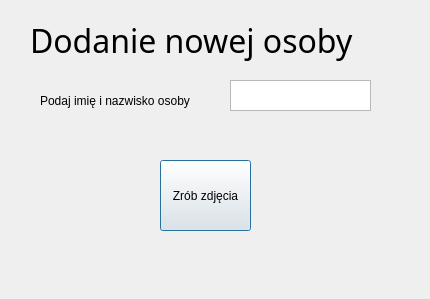
Before: the Qt Designer form Projekt PT/Recognizing faces/add_person.ui in mlambarski/Podstawy-Teleinformatyki-projekt, drawn with Qt 5.
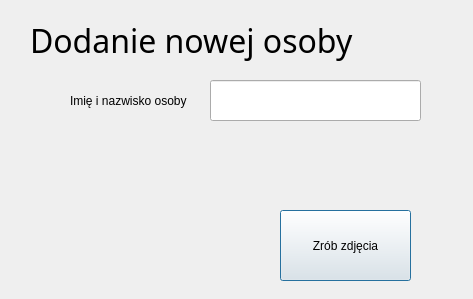
After: the same form once the commit is applied.

Diff of the .ui file:
```diff
--- a/Projekt PT/Recognizing faces/add_person.ui
+++ b/Projekt PT/Recognizing faces/add_person.ui
@@ -6,7 +6,7 @@
    <rect>
     <x>0</x>
     <y>0</y>
-    <width>430</width>
+    <width>473</width>
     <height>299</height>
    </rect>
   </property>
@@ -33,22 +33,12 @@
     <string>Dodanie nowej osoby</string>
    </property>
   </widget>
-  <widget class="QPlainTextEdit" name="plainTextEdit_nrame">
-   <property name="geometry">
-    <rect>
-     <x>230</x>
-     <y>80</y>
-     <width>141</width>
-     <height>31</height>
-    </rect>
-   </property>
-  </widget>
   <widget class="QPushButton" name="pushButton_doPhotos">
    <property name="geometry">
     <rect>
-     <x>160</x>
-     <y>160</y>
-     <width>91</width>
+     <x>280</x>
+     <y>210</y>
+     <width>131</width>
      <height>71</height>
     </rect>
    </property>
@@ -59,14 +49,910 @@
   <widget class="QLabel" name="label_4">
    <property name="geometry">
     <rect>
-     <x>40</x>
+     <x>70</x>
      <y>80</y>
      <width>171</width>
      <height>41</height>
     </rect>
    </property>
    <property name="text">
-    <string>Podaj imię i nazwisko osoby</string>
+    <string>Imię i nazwisko osoby</string>
+   </property>
+  </widget>
+  <widget class="QLineEdit" name="lineEdit_name">
+   <property name="geometry">
+    <rect>
+     <x>210</x>
+     <y>80</y>
+     <width>211</width>
+     <height>41</height>
+    </rect>
+   </property>
+  </widget>
+  <widget class="QLabel" name="label_to_show">
+   <property name="enabled">
+    <bool>true</bool>
+   </property>
+   <property name="geometry">
+    <rect>
+     <x>210</x>
+     <y>120</y>
+     <width>221</width>
+     <height>21</height>
+    </rect>
+   </property>
+   <property name="palette">
+    <palette>
+     <active>
+      <colorrole role="WindowText">
+       <brush brushstyle="SolidPattern">
+        <color alpha="255">
+         <red>0</red>
+         <green>0</green>
+         <blue>0</blue>
+        </color>
+       </brush>
+      </colorrole>
+      <colorrole role="Button">
+       <brush brushstyle="SolidPattern">
+        <color alpha="255">
+         <red>255</red>
+         <green>0</green>
+         <blue>0</blue>
+        </color>
+       </brush>
+      </colorrole>
+      <colorrole role="Light">
+       <brush brushstyle="SolidPattern">
+        <color alpha="255">
+         <red>255</red>
+         <green>127</green>
+         <blue>127</blue>
+        </color>
+       </brush>
+      </colorrole>
+      <colorrole role="Midlight">
+       <brush brushstyle="SolidPattern">
+        <color alpha="255">
+         <red>255</red>
+         <green>63</green>
+         <blue>63</blue>
+        </color>
+       </brush>
+      </colorrole>
+      <colorrole role="Dark">
+       <brush brushstyle="SolidPattern">
+        <color alpha="255">
+         <red>127</red>
+         <green>0</green>
+         <blue>0</blue>
+        </color>
+       </brush>
+      </colorrole>
+      <colorrole role="Mid">
+       <brush brushstyle="SolidPattern">
+        <color alpha="255">
+         <red>170</red>
+         <green>0</green>
+         <blue>0</blue>
+        </color>
+       </brush>
+      </colorrole>
+      <colorrole role="Text">
+       <brush brushstyle="SolidPattern">
+        <color alpha="255">
+         <red>0</red>
+         <green>0</green>
+         <blue>0</blue>
+        </color>
+       </brush>
+      </colorrole>
+      <colorrole role="BrightText">
+       <brush brushstyle="SolidPattern">
+        <color alpha="255">
+         <red>255</red>
+         <green>255</green>
+         <blue>255</blue>
+        </color>
+       </brush>
+      </colorrole>
+      <colorrole role="ButtonText">
+       <brush brushstyle="SolidPattern">
+        <color alpha="255">
+         <red>0</red>
+         <green>0</green>
+         <blue>0</blue>
+        </color>
+       </brush>
+      </colorrole>
+      <colorrole role="Base">
+       <brush brushstyle="SolidPattern">
+        <color alpha="255">
+         <red>255</red>
+         <green>255</green>
+         <blue>255</blue>
+        </color>
+       </brush>
+      </colorrole>
+      <colorrole role="Window">
+       <brush brushstyle="SolidPattern">
+        <color alpha="255">
+         <red>255</red>
+         <green>0</green>
+         <blue>0</blue>
+        </color>
+       </brush>
+      </colorrole>
+      <colorrole role="Shadow">
+       <brush brushstyle="SolidPattern">
+        <color alpha="255">
+         <red>0</red>
+         <green>0</green>
+         <blue>0</blue>
+        </color>
+       </brush>
+      </colorrole>
+      <colorrole role="AlternateBase">
+       <brush brushstyle="SolidPattern">
+        <color alpha="255">
+         <red>255</red>
+         <green>127</green>
+         <blue>127</blue>
+        </color>
+       </brush>
+      </colorrole>
+      <colorrole role="ToolTipBase">
+       <brush brushstyle="SolidPattern">
+        <color alpha="255">
+         <red>255</red>
+         <green>255</green>
+         <blue>220</blue>
+        </color>
+       </brush>
+      </colorrole>
+      <colorrole role="ToolTipText">
+       <brush brushstyle="SolidPattern">
+        <color alpha="255">
+         <red>0</red>
+         <green>0</green>
+         <blue>0</blue>
+        </color>
+       </brush>
+      </colorrole>
+     </active>
+     <inactive>
+      <colorrole role="WindowText">
+       <brush brushstyle="SolidPattern">
+        <color alpha="255">
+         <red>0</red>
+         <green>0</green>
+         <blue>0</blue>
+        </color>
+       </brush>
+      </colorrole>
+      <colorrole role="Button">
+       <brush brushstyle="SolidPattern">
+        <color alpha="255">
+         <red>255</red>
+         <green>0</green>
+         <blue>0</blue>
+        </color>
+       </brush>
+      </colorrole>
+      <colorrole role="Light">
+       <brush brushstyle="SolidPattern">
+        <color alpha="255">
+         <red>255</red>
+         <green>127</green>
+         <blue>127</blue>
+        </color>
+       </brush>
+      </colorrole>
+      <colorrole role="Midlight">
+       <brush brushstyle="SolidPattern">
+        <color alpha="255">
+         <red>255</red>
+         <green>63</green>
+         <blue>63</blue>
+        </color>
+       </brush>
+      </colorrole>
+      <colorrole role="Dark">
+       <brush brushstyle="SolidPattern">
+        <color alpha="255">
+         <red>127</red>
+         <green>0</green>
+         <blue>0</blue>
+        </color>
+       </brush>
+      </colorrole>
+      <colorrole role="Mid">
+       <brush brushstyle="SolidPattern">
+        <color alpha="255">
+         <red>170</red>
+         <green>0</green>
+         <blue>0</blue>
+        </color>
+       </brush>
+      </colorrole>
+      <colorrole role="Text">
+       <brush brushstyle="SolidPattern">
+        <color alpha="255">
+         <red>0</red>
+         <green>0</green>
+         <blue>0</blue>
+        </color>
+       </brush>
+      </colorrole>
+      <colorrole role="BrightText">
+       <brush brushstyle="SolidPattern">
+        <color alpha="255">
+         <red>255</red>
+         <green>255</green>
+         <blue>255</blue>
+        </color>
+       </brush>
+      </colorrole>
+      <colorrole role="ButtonText">
+       <brush brushstyle="SolidPattern">
+        <color alpha="255">
+         <red>0</red>
+         <green>0</green>
+         <blue>0</blue>
+        </color>
+       </brush>
+      </colorrole>
+      <colorrole role="Base">
+       <brush brushstyle="SolidPattern">
+        <color alpha="255">
+         <red>255</red>
+         <green>255</green>
+         <blue>255</blue>
+        </color>
+       </brush>
+      </colorrole>
+      <colorrole role="Window">
+       <brush brushstyle="SolidPattern">
+        <color alpha="255">
+         <red>255</red>
+         <green>0</green>
+         <blue>0</blue>
+        </color>
+       </brush>
+      </colorrole>
+      <colorrole role="Shadow">
+       <brush brushstyle="SolidPattern">
+        <color alpha="255">
+         <red>0</red>
+         <green>0</green>
+         <blue>0</blue>
+        </color>
+       </brush>
+      </colorrole>
+      <colorrole role="AlternateBase">
+       <brush brushstyle="SolidPattern">
+        <color alpha="255">
+         <red>255</red>
+         <green>127</green>
+         <blue>127</blue>
+        </color>
+       </brush>
+      </colorrole>
+      <colorrole role="ToolTipBase">
+       <brush brushstyle="SolidPattern">
+        <color alpha="255">
+         <red>255</red>
+         <green>255</green>
+         <blue>220</blue>
+        </color>
+       </brush>
+      </colorrole>
+      <colorrole role="ToolTipText">
+       <brush brushstyle="SolidPattern">
+        <color alpha="255">
+         <red>0</red>
+         <green>0</green>
+         <blue>0</blue>
+        </color>
+       </brush>
+      </colorrole>
+     </inactive>
+     <disabled>
+      <colorrole role="WindowText">
+       <brush brushstyle="SolidPattern">
+        <color alpha="255">
+         <red>127</red>
+         <green>0</green>
+         <blue>0</blue>
+        </color>
+       </brush>
+      </colorrole>
+      <colorrole role="Button">
+       <brush brushstyle="SolidPattern">
+        <color alpha="255">
+         <red>255</red>
+         <green>0</green>
+         <blue>0</blue>
+        </color>
+       </brush>
+      </colorrole>
+      <colorrole role="Light">
+       <brush brushstyle="SolidPattern">
+        <color alpha="255">
+         <red>255</red>
+         <green>127</green>
+         <blue>127</blue>
+        </color>
+       </brush>
+      </colorrole>
+      <colorrole role="Midlight">
+       <brush brushstyle="SolidPattern">
+        <color alpha="255">
+         <red>255</red>
+         <green>63</green>
+         <blue>63</blue>
+        </color>
+       </brush>
+      </colorrole>
+      <colorrole role="Dark">
+       <brush brushstyle="SolidPattern">
+        <color alpha="255">
+         <red>127</red>
+         <green>0</green>
+         <blue>0</blue>
+        </color>
+       </brush>
+      </colorrole>
+      <colorrole role="Mid">
+       <brush brushstyle="SolidPattern">
+        <color alpha="255">
+         <red>170</red>
+         <green>0</green>
+         <blue>0</blue>
+        </color>
+       </brush>
+      </colorrole>
+      <colorrole role="Text">
+       <brush brushstyle="SolidPattern">
+        <color alpha="255">
+         <red>127</red>
+         <green>0</green>
+         <blue>0</blue>
+        </color>
+       </brush>
+      </colorrole>
+      <colorrole role="BrightText">
+       <brush brushstyle="SolidPattern">
+        <color alpha="255">
+         <red>255</red>
+         <green>255</green>
+         <blue>255</blue>
+        </color>
+       </brush>
+      </colorrole>
+      <colorrole role="ButtonText">
+       <brush brushstyle="SolidPattern">
+        <color alpha="255">
+         <red>127</red>
+         <green>0</green>
+         <blue>0</blue>
+        </color>
+       </brush>
+      </colorrole>
+      <colorrole role="Base">
+       <brush brushstyle="SolidPattern">
+        <color alpha="255">
+         <red>255</red>
+         <green>0</green>
+         <blue>0</blue>
+        </color>
+       </brush>
+      </colorrole>
+      <colorrole role="Window">
+       <brush brushstyle="SolidPattern">
+        <color alpha="255">
+         <red>255</red>
+         <green>0</green>
+         <blue>0</blue>
+        </color>
+       </brush>
+      </colorrole>
+      <colorrole role="Shadow">
+       <brush brushstyle="SolidPattern">
+        <color alpha="255">
+         <red>0</red>
+         <green>0</green>
+         <blue>0</blue>
+        </color>
+       </brush>
+      </colorrole>
+      <colorrole role="AlternateBase">
+       <brush brushstyle="SolidPattern">
+        <color alpha="255">
+         <red>255</red>
+         <green>0</green>
+         <blue>0</blue>
+        </color>
+       </brush>
+      </colorrole>
+      <colorrole role="ToolTipBase">
+       <brush brushstyle="SolidPattern">
+        <color alpha="255">
+         <red>255</red>
+         <green>255</green>
+         <blue>220</blue>
+        </color>
+       </brush>
+      </colorrole>
+      <colorrole role="ToolTipText">
+       <brush brushstyle="SolidPattern">
+        <color alpha="255">
+         <red>0</red>
+         <green>0</green>
+         <blue>0</blue>
+        </color>
+       </brush>
+      </colorrole>
+     </disabled>
+    </palette>
+   </property>
+   <property name="mouseTracking">
+    <bool>false</bool>
+   </property>
+   <property name="toolTip">
+    <string>&lt;html&gt;&lt;head/&gt;&lt;body&gt;&lt;p&gt;&lt;span style=&quot; color:#ff0000;&quot;&gt;sdfghfds&lt;/span&gt;&lt;/p&gt;&lt;/body&gt;&lt;/html&gt;</string>
+   </property>
+   <property name="text">
+    <string/>
+   </property>
+   <property name="scaledContents">
+    <bool>false</bool>
+   </property>
+   <property name="wordWrap">
+    <bool>false</bool>
+   </property>
+  </widget>
+  <widget class="QLabel" name="label_kamera_busy">
+   <property name="enabled">
+    <bool>true</bool>
+   </property>
+   <property name="geometry">
+    <rect>
+     <x>30</x>
+     <y>220</y>
+     <width>231</width>
+     <height>61</height>
+    </rect>
+   </property>
+   <property name="palette">
+    <palette>
+     <active>
+      <colorrole role="WindowText">
+       <brush brushstyle="SolidPattern">
+        <color alpha="255">
+         <red>0</red>
+         <green>0</green>
+         <blue>0</blue>
+        </color>
+       </brush>
+      </colorrole>
+      <colorrole role="Button">
+       <brush brushstyle="SolidPattern">
+        <color alpha="255">
+         <red>255</red>
+         <green>0</green>
+         <blue>0</blue>
+        </color>
+       </brush>
+      </colorrole>
+      <colorrole role="Light">
+       <brush brushstyle="SolidPattern">
+        <color alpha="255">
+         <red>255</red>
+         <green>127</green>
+         <blue>127</blue>
+        </color>
+       </brush>
+      </colorrole>
+      <colorrole role="Midlight">
+       <brush brushstyle="SolidPattern">
+        <color alpha="255">
+         <red>255</red>
+         <green>63</green>
+         <blue>63</blue>
+        </color>
+       </brush>
+      </colorrole>
+      <colorrole role="Dark">
+       <brush brushstyle="SolidPattern">
+        <color alpha="255">
+         <red>127</red>
+         <green>0</green>
+         <blue>0</blue>
+        </color>
+       </brush>
+      </colorrole>
+      <colorrole role="Mid">
+       <brush brushstyle="SolidPattern">
+        <color alpha="255">
+         <red>170</red>
+         <green>0</green>
+         <blue>0</blue>
+        </color>
+       </brush>
+      </colorrole>
+      <colorrole role="Text">
+       <brush brushstyle="SolidPattern">
+        <color alpha="255">
+         <red>0</red>
+         <green>0</green>
+         <blue>0</blue>
+        </color>
+       </brush>
+      </colorrole>
+      <colorrole role="BrightText">
+       <brush brushstyle="SolidPattern">
+        <color alpha="255">
+         <red>255</red>
+         <green>255</green>
+         <blue>255</blue>
+        </color>
+       </brush>
+      </colorrole>
+      <colorrole role="ButtonText">
+       <brush brushstyle="SolidPattern">
+        <color alpha="255">
+         <red>0</red>
+         <green>0</green>
+         <blue>0</blue>
+        </color>
+       </brush>
+      </colorrole>
+      <colorrole role="Base">
+       <brush brushstyle="SolidPattern">
+        <color alpha="255">
+         <red>255</red>
+         <green>255</green>
+         <blue>255</blue>
+        </color>
+       </brush>
+      </colorrole>
+      <colorrole role="Window">
+       <brush brushstyle="SolidPattern">
+        <color alpha="255">
+         <red>255</red>
+         <green>0</green>
+         <blue>0</blue>
+        </color>
+       </brush>
+      </colorrole>
+      <colorrole role="Shadow">
+       <brush brushstyle="SolidPattern">
+        <color alpha="255">
+         <red>0</red>
+         <green>0</green>
+         <blue>0</blue>
+        </color>
+       </brush>
+      </colorrole>
+      <colorrole role="AlternateBase">
+       <brush brushstyle="SolidPattern">
+        <color alpha="255">
+         <red>255</red>
+         <green>127</green>
+         <blue>127</blue>
+        </color>
+       </brush>
+      </colorrole>
+      <colorrole role="ToolTipBase">
+       <brush brushstyle="SolidPattern">
+        <color alpha="255">
+         <red>255</red>
+         <green>255</green>
+         <blue>220</blue>
+        </color>
+       </brush>
+      </colorrole>
+      <colorrole role="ToolTipText">
+       <brush brushstyle="SolidPattern">
+        <color alpha="255">
+         <red>0</red>
+         <green>0</green>
+         <blue>0</blue>
+        </color>
+       </brush>
+      </colorrole>
+     </active>
+     <inactive>
+      <colorrole role="WindowText">
+       <brush brushstyle="SolidPattern">
+        <color alpha="255">
+         <red>0</red>
+         <green>0</green>
+         <blue>0</blue>
+        </color>
+       </brush>
+      </colorrole>
+      <colorrole role="Button">
+       <brush brushstyle="SolidPattern">
+        <color alpha="255">
+         <red>255</red>
+         <green>0</green>
+         <blue>0</blue>
+        </color>
+       </brush>
+      </colorrole>
+      <colorrole role="Light">
+       <brush brushstyle="SolidPattern">
+        <color alpha="255">
+         <red>255</red>
+         <green>127</green>
+         <blue>127</blue>
+        </color>
+       </brush>
+      </colorrole>
+      <colorrole role="Midlight">
+       <brush brushstyle="SolidPattern">
+        <color alpha="255">
+         <red>255</red>
+         <green>63</green>
+         <blue>63</blue>
+        </color>
+       </brush>
+      </colorrole>
+      <colorrole role="Dark">
+       <brush brushstyle="SolidPattern">
+        <color alpha="255">
+         <red>127</red>
+         <green>0</green>
+         <blue>0</blue>
+        </color>
+       </brush>
+      </colorrole>
+      <colorrole role="Mid">
+       <brush brushstyle="SolidPattern">
+        <color alpha="255">
+         <red>170</red>
+         <green>0</green>
+         <blue>0</blue>
+        </color>
+       </brush>
+      </colorrole>
+      <colorrole role="Text">
+       <brush brushstyle="SolidPattern">
+        <color alpha="255">
+         <red>0</red>
+         <green>0</green>
+         <blue>0</blue>
+        </color>
+       </brush>
+      </colorrole>
+      <colorrole role="BrightText">
+       <brush brushstyle="SolidPattern">
+        <color alpha="255">
+         <red>255</red>
+         <green>255</green>
+         <blue>255</blue>
+        </color>
+       </brush>
+      </colorrole>
+      <colorrole role="ButtonText">
+       <brush brushstyle="SolidPattern">
+        <color alpha="255">
+         <red>0</red>
+         <green>0</green>
+         <blue>0</blue>
+        </color>
+       </brush>
+      </colorrole>
+      <colorrole role="Base">
+       <brush brushstyle="SolidPattern">
+        <color alpha="255">
+         <red>255</red>
+         <green>255</green>
+         <blue>255</blue>
+        </color>
+       </brush>
+      </colorrole>
+      <colorrole role="Window">
+       <brush brushstyle="SolidPattern">
+        <color alpha="255">
+         <red>255</red>
+         <green>0</green>
+         <blue>0</blue>
+        </color>
+       </brush>
+      </colorrole>
+      <colorrole role="Shadow">
+       <brush brushstyle="SolidPattern">
+        <color alpha="255">
+         <red>0</red>
+         <green>0</green>
+         <blue>0</blue>
+        </color>
+       </brush>
+      </colorrole>
+      <colorrole role="AlternateBase">
+       <brush brushstyle="SolidPattern">
+        <color alpha="255">
+         <red>255</red>
+         <green>127</green>
+         <blue>127</blue>
+        </color>
+       </brush>
+      </colorrole>
+      <colorrole role="ToolTipBase">
+       <brush brushstyle="SolidPattern">
+        <color alpha="255">
+         <red>255</red>
+         <green>255</green>
+         <blue>220</blue>
+        </color>
+       </brush>
+      </colorrole>
+      <colorrole role="ToolTipText">
+       <brush brushstyle="SolidPattern">
+        <color alpha="255">
+         <red>0</red>
+         <green>0</green>
+         <blue>0</blue>
+        </color>
+       </brush>
+      </colorrole>
+     </inactive>
+     <disabled>
+      <colorrole role="WindowText">
+       <brush brushstyle="SolidPattern">
+        <color alpha="255">
+         <red>127</red>
+         <green>0</green>
+         <blue>0</blue>
+        </color>
+       </brush>
+      </colorrole>
+      <colorrole role="Button">
+       <brush brushstyle="SolidPattern">
+        <color alpha="255">
+         <red>255</red>
+         <green>0</green>
+         <blue>0</blue>
+        </color>
+       </brush>
+      </colorrole>
+      <colorrole role="Light">
+       <brush brushstyle="SolidPattern">
+        <color alpha="255">
+         <red>255</red>
+         <green>127</green>
+         <blue>127</blue>
+        </color>
+       </brush>
+      </colorrole>
+      <colorrole role="Midlight">
+       <brush brushstyle="SolidPattern">
+        <color alpha="255">
+         <red>255</red>
+         <green>63</green>
+         <blue>63</blue>
+        </color>
+       </brush>
+      </colorrole>
+      <colorrole role="Dark">
+       <brush brushstyle="SolidPattern">
+        <color alpha="255">
+         <red>127</red>
+         <green>0</green>
+         <blue>0</blue>
+        </color>
+       </brush>
+      </colorrole>
+      <colorrole role="Mid">
+       <brush brushstyle="SolidPattern">
+        <color alpha="255">
+         <red>170</red>
+         <green>0</green>
+         <blue>0</blue>
+        </color>
+       </brush>
+      </colorrole>
+      <colorrole role="Text">
+       <brush brushstyle="SolidPattern">
+        <color alpha="255">
+         <red>127</red>
+         <green>0</green>
+         <blue>0</blue>
+        </color>
+       </brush>
+      </colorrole>
+      <colorrole role="BrightText">
+       <brush brushstyle="SolidPattern">
+        <color alpha="255">
+         <red>255</red>
+         <green>255</green>
+         <blue>255</blue>
+        </color>
+       </brush>
+      </colorrole>
+      <colorrole role="ButtonText">
+       <brush brushstyle="SolidPattern">
+        <color alpha="255">
+         <red>127</red>
+         <green>0</green>
+         <blue>0</blue>
+        </color>
+       </brush>
+      </colorrole>
+      <colorrole role="Base">
+       <brush brushstyle="SolidPattern">
+        <color alpha="255">
+         <red>255</red>
+         <green>0</green>
+         <blue>0</blue>
+        </color>
+       </brush>
+      </colorrole>
+      <colorrole role="Window">
+       <brush brushstyle="SolidPattern">
+        <color alpha="255">
+         <red>255</red>
+         <green>0</green>
+         <blue>0</blue>
+        </color>
+       </brush>
+      </colorrole>
+      <colorrole role="Shadow">
+       <brush brushstyle="SolidPattern">
+        <color alpha="255">
+         <red>0</red>
+         <green>0</green>
+         <blue>0</blue>
+        </color>
+       </brush>
+      </colorrole>
+      <colorrole role="AlternateBase">
+       <brush brushstyle="SolidPattern">
+        <color alpha="255">
+         <red>255</red>
+         <green>0</green>
+         <blue>0</blue>
+        </color>
+       </brush>
+      </colorrole>
+      <colorrole role="ToolTipBase">
+       <brush brushstyle="SolidPattern">
+        <color alpha="255">
+         <red>255</red>
+         <green>255</green>
+         <blue>220</blue>
+        </color>
+       </brush>
+      </colorrole>
+      <colorrole role="ToolTipText">
+       <brush brushstyle="SolidPattern">
+        <color alpha="255">
+         <red>0</red>
+         <green>0</green>
+         <blue>0</blue>
+        </color>
+       </brush>
+      </colorrole>
+     </disabled>
+    </palette>
+   </property>
+   <property name="mouseTracking">
+    <bool>false</bool>
+   </property>
+   <property name="toolTip">
+    <string>&lt;html&gt;&lt;head/&gt;&lt;body&gt;&lt;p&gt;&lt;span style=&quot; color:#ff0000;&quot;&gt;sdfghfds&lt;/span&gt;&lt;/p&gt;&lt;/body&gt;&lt;/html&gt;</string>
+   </property>
+   <property name="text">
+    <string/>
+   </property>
+   <property name="scaledContents">
+    <bool>false</bool>
+   </property>
+   <property name="wordWrap">
+    <bool>false</bool>
    </property>
   </widget>
  </widget>
```
